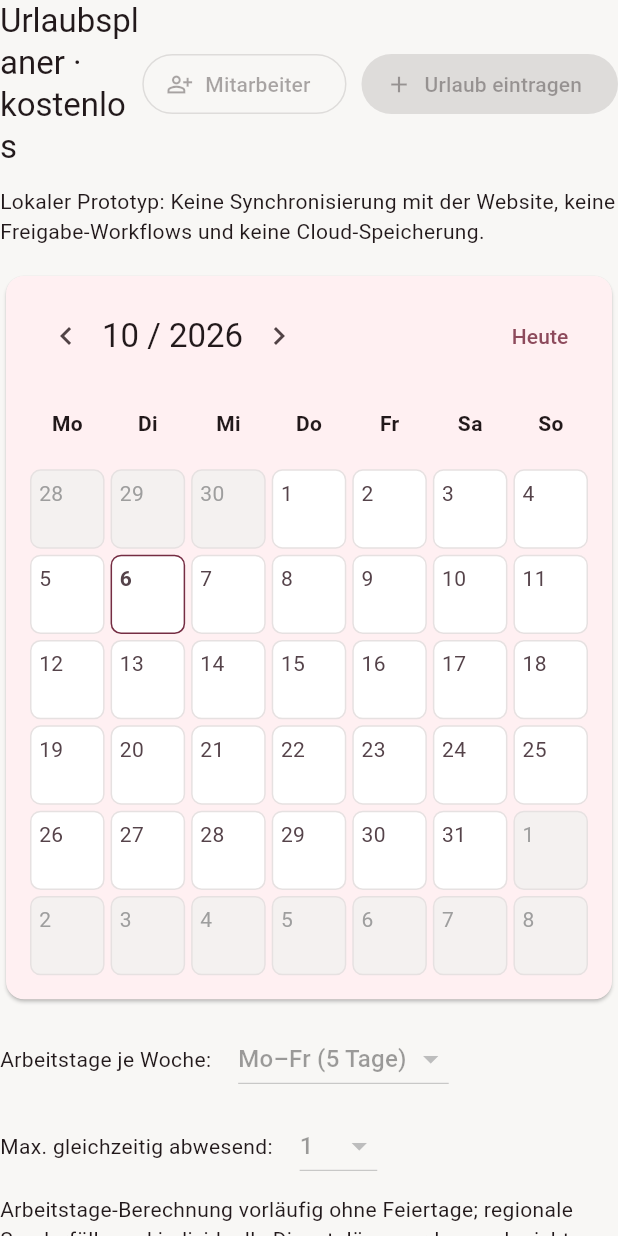
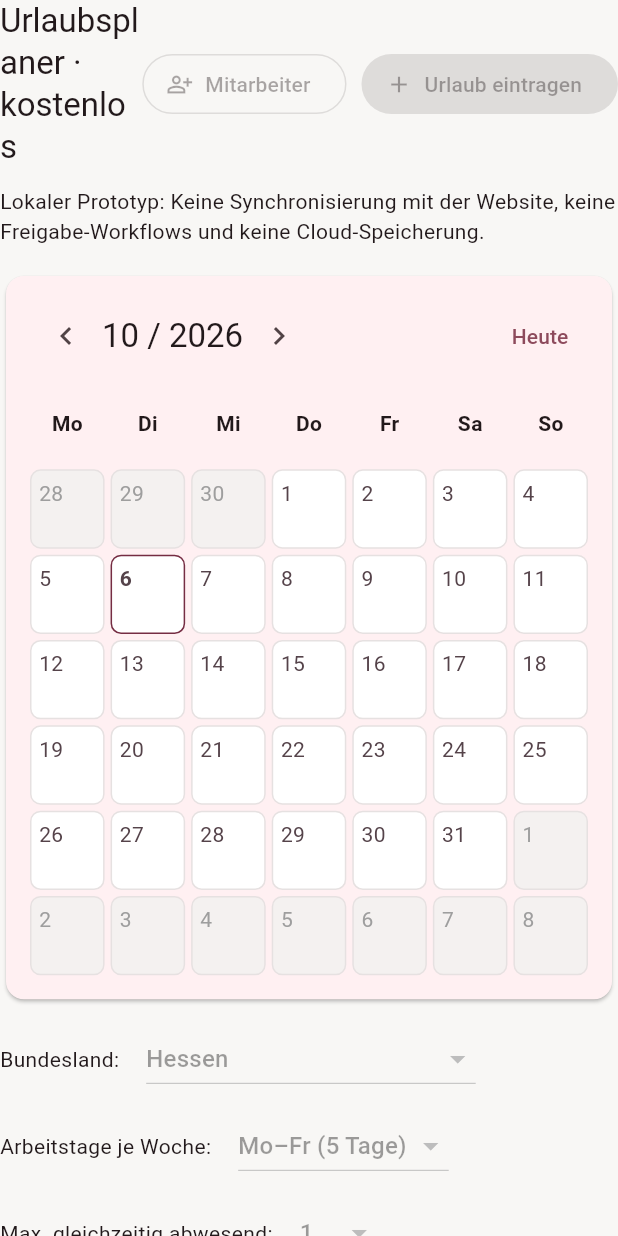
Before and after one commit to alexanderohm-netizen/ladenfluss-site, a Flutter app: the VacationPage widget shown alone on an empty page, opened directly with empty values, on a phone screen of 412 x 824 dp. Run offline on Flutter 3.47's test engine with Material 3 defaults, Android fonts, the phone set to English and light mode, and no system bars.

Commit message:
WWS: add German state selector and holiday-aware vacation day labels

```diff
--- a/desktop/lib/vacation_page.dart
+++ b/desktop/lib/vacation_page.dart
@@ -1,5 +1,6 @@
 import 'package:flutter/material.dart';
 import 'vacation_plan.dart';
+import 'german_holidays.dart';
 
 class VacationPage extends StatefulWidget {
   const VacationPage({super.key, required this.plan});
@@ -333,6 +334,20 @@ class _VacationPageState extends State<VacationPage> {
             )),
             const SizedBox(height: 12),
             Wrap(spacing: 18, runSpacing: 10, crossAxisAlignment: WrapCrossAlignment.center, children: [
+              const Text('Bundesland:'),
+              DropdownButton<String>(
+                value: plan.state,
+                items: [
+                  for (final entry in GermanHolidays.states.entries)
+                    DropdownMenuItem(value: entry.key, child: Text(entry.value)),
+                ],
+                onChanged: plan.canEdit ? (code) {
+                  if (code != null) {
+                    plan.changeSettings(days: plan.workweekDays,
+                      maximum: plan.maxAbsent, bundesland: code);
+                  }
+                } : null,
+              ),
               const Text('Arbeitstage je Woche:'),
               DropdownButton<int>(
                 value: plan.workweekDays,
@@ -354,7 +369,7 @@ class _VacationPageState extends State<VacationPage> {
               ),
             ]),
             const SizedBox(height: 8),
-            const Text('Arbeitstage-Berechnung vorläufig ohne Feiertage; regionale Sonderfälle und individuelle Dienstpläne werden noch nicht berücksichtigt.'),
+            const Text('Feiertage nach Bundesland werden abgezogen. Lokale Sonderregeln und individuelle Dienstpläne sind noch nicht vollständig berücksichtigt.'),
             const SizedBox(height: 18),
             Text('Urlaubskonten $thisYear', style: Theme.of(context).textTheme.titleLarge),
             if (plan.employees.isEmpty) const ListTile(title: Text('Lege zuerst dein Team an.')),
```
